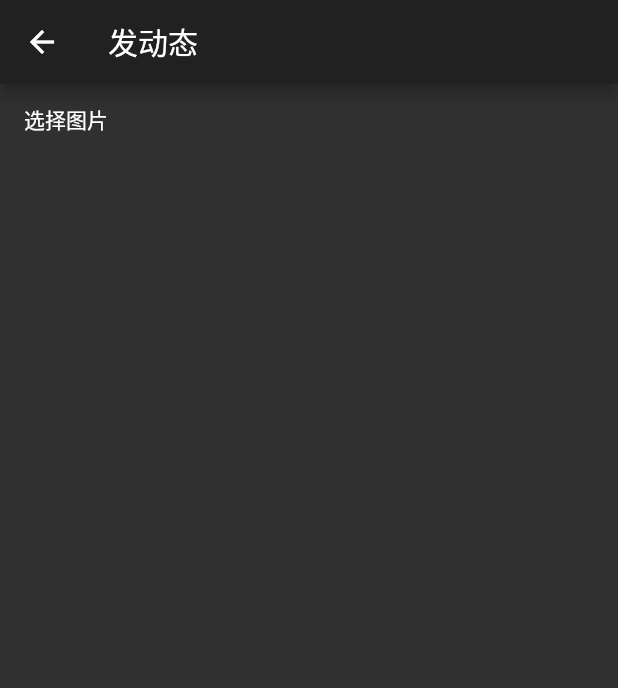
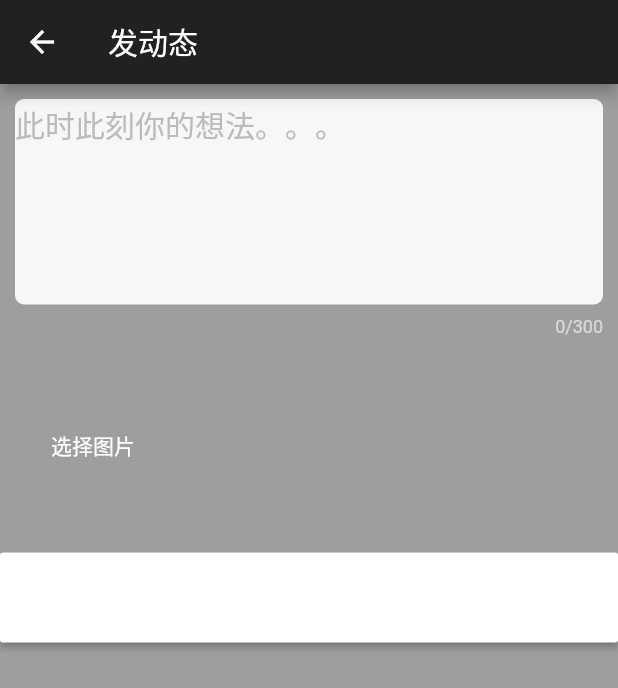
Before and after one commit to CreatSuns/Flutter, a Flutter app: the SendDynamic screen opened directly, on a phone screen of 412 x 824 dp. Shown: the top 688 px of the screen. Run offline on Flutter 3.47's test engine with Material 2 defaults, Android fonts, the phone set to English and light mode, and no system bars; our stand-ins replace convert, device_info, dio, image_picker, package_info, photo_view and 1 more; missing offline and left inert: wya_table_widget; accounts and stored records are empty.

Commit message:
调整结构

```diff
--- a/lib/routes/RootWidget.dart
+++ b/lib/routes/RootWidget.dart
@@ -5,6 +5,7 @@ import 'package:flutter_material/routes/Home.dart';
 import 'package:flutter_material/routes/Material.dart';
 import 'package:flutter_material/routes/Mine.dart';
 import 'package:flutter_material/routes/SendDynamic.dart';
+import 'package:flutter_material/routes/UserAgentRoute.dart';
 
 class RootWidget extends StatefulWidget {
   @override
@@ -34,6 +35,7 @@ class _RootWidgetState extends State<RootWidget> {
     return MaterialApp(
       routes: {
         'sendDynamic':(context) => SendDynamic(),
+        'userAgent':(context) => UserAgentRoute(),
       },
       home: Scaffold(
         floatingActionButton: Builder(builder: (context) {
--- a/lib/routes/SendDynamic.dart
+++ b/lib/routes/SendDynamic.dart
@@ -7,9 +7,14 @@ class SendDynamic extends StatefulWidget {
 }
 
 class _SendDynamicState extends State<SendDynamic> {
+  final vc = TextEditingController();
+  List<Widget> images = [];
 
   Future getImage() async {
     var image = await ImagePicker.pickImage(source: ImageSource.camera);
+    setState(() {
+      images.add(Image.file(image));
+    });
   }
 
   @override
@@ -18,7 +23,63 @@ class _SendDynamicState extends State<SendDynamic> {
       appBar: AppBar(
         title: Text('发动态'),
       ),
-      body: FlatButton(onPressed: getImage, child: Text('选择图片')),
+      body: Container(
+        color: Colors.grey,
+        child: Column(
+          children: <Widget>[
+            Padding(
+              padding: EdgeInsets.all(10),
+              child: TextField(
+                controller: vc,
+                maxLines: 7,
+                maxLength: 300,
+                decoration: InputDecoration(
+                    hintText: '此时此刻你的想法。。。',
+                    hintStyle: TextStyle(
+                      fontSize: 20,
+                      color: Color(int.parse('bbbbbb', radix: 16)).withAlpha(255),
+                    ),
+                    filled: true,
+                    fillColor:
+                    Color(int.parse('f7f7f7', radix: 16)).withAlpha(255),
+                    border: OutlineInputBorder(
+                        borderRadius: BorderRadius.circular(6),
+                        borderSide: BorderSide.none),
+                    contentPadding: EdgeInsets.symmetric(vertical: 2)),
+              ),
+            ),
+            SizedBox(
+              height: ((images.length + 1) / 3 + 1) * 100 ,
+              child: GridView.builder(
+                  gridDelegate: SliverGridDelegateWithFixedCrossAxisCount(
+                    crossAxisCount: 3,
+                    childAspectRatio: 1.0,
+                    mainAxisSpacing: 10,
+                    crossAxisSpacing: 20,
+                  ),
+                  itemCount: images.length + 1,
+                  itemBuilder: (BuildContext context, int index) {
+                    if (index == images.length) {
+                      return FlatButton(onPressed: getImage, child: Text('选择图片'));
+                    } else {
+                      return images[index];
+                    }
+                  }),
+            ),
+            MaterialButton(
+              height: 60,
+              color: Colors.white,
+              onPressed: (){},
+              child: Row(
+                children: <Widget>[
+                  Text('谁可以看'),
+                  Text('aaa'),
+                ],
+              ),
+            ),
+          ],
+        ),
+      ),
     );
   }
 }
--- a/pubspec.yaml
+++ b/pubspec.yaml
@@ -17,6 +17,9 @@ environment:
   sdk: ">=2.1.0 <3.0.0"
 
 dependencies:
+  wya_table_widget:
+    path: /Users/lishihang/Desktop/GitProject/Flutter/wya_table_widget
+
   flutter:
     sdk: flutter
 
@@ -31,6 +34,7 @@ dependencies:
   crypto: ^2.1.3
   connectivity: 0.4.5+3
   image_picker: ^0.6.3+4
+  photo_view: ^0.9.2
 
 dev_dependencies:
   flutter_test:
```
Also changed, not shown: lib/CustomWidget/ImagePreview.dart (added, +36 -0 lines), lib/routes/Home.dart (+94 -74 lines), lib/routes/Material.dart (+33 -1 lines), lib/routes/UserAgentRoute.dart (added, +104 -0 lines), pubspec.lock, 2 other files.
